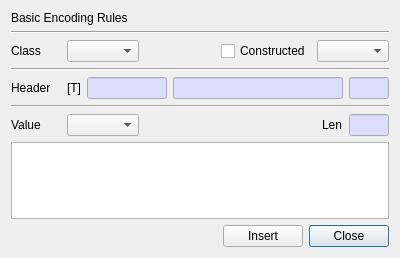
Old version of the form BerEditor/insert_ber_dlg.ui in the repository jykim74/BerEditor.
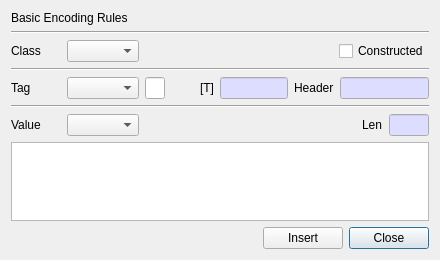
New version of the form.

Patch:
```diff
--- a/BerEditor/insert_ber_dlg.ui
+++ b/BerEditor/insert_ber_dlg.ui
@@ -6,8 +6,8 @@
    <rect>
     <x>0</x>
     <y>0</y>
-    <width>400</width>
-    <height>258</height>
+    <width>440</width>
+    <height>260</height>
    </rect>
   </property>
   <property name="windowTitle">
@@ -53,9 +53,6 @@
        </property>
       </widget>
      </item>
-     <item row="0" column="4">
-      <widget class="QComboBox" name="mPrimitiveCombo"/>
-     </item>
      <item row="0" column="2">
       <spacer name="horizontalSpacer_3">
        <property name="orientation">
@@ -81,7 +78,95 @@
    <item>
     <layout class="QGridLayout" name="gridLayout_3">
      <item row="0" column="2">
+      <widget class="QLineEdit" name="mNumText">
+       <property name="minimumSize">
+        <size>
+         <width>20</width>
+         <height>0</height>
+        </size>
+       </property>
+       <property name="maximumSize">
+        <size>
+         <width>20</width>
+         <height>16777215</height>
+        </size>
+       </property>
+       <property name="maxLength">
+        <number>2</number>
+       </property>
+      </widget>
+     </item>
+     <item row="0" column="7">
+      <widget class="QLineEdit" name="mHeaderText">
+       <property name="minimumSize">
+        <size>
+         <width>40</width>
+         <height>0</height>
+        </size>
+       </property>
+       <property name="maximumSize">
+        <size>
+         <width>100</width>
+         <height>16777215</height>
+        </size>
+       </property>
+       <property name="palette">
+        <palette>
+         <active>
+          <colorrole role="Base">
+           <brush brushstyle="SolidPattern">
+            <color alpha="255">
+             <red>221</red>
+             <green>221</green>
+             <blue>255</blue>
+            </color>
+           </brush>
+          </colorrole>
+         </active>
+         <inactive>
+          <colorrole role="Base">
+           <brush brushstyle="SolidPattern">
+            <color alpha="255">
+             <red>221</red>
+             <green>221</green>
+             <blue>255</blue>
+            </color>
+           </brush>
+          </colorrole>
+         </inactive>
+         <disabled>
+          <colorrole role="Base">
+           <brush brushstyle="SolidPattern">
+            <color alpha="255">
+             <red>240</red>
+             <green>240</green>
+             <blue>240</blue>
+            </color>
+           </brush>
+          </colorrole>
+         </disabled>
+        </palette>
+       </property>
+       <property name="readOnly">
+        <bool>true</bool>
+       </property>
+      </widget>
+     </item>
+     <item row="0" column="4">
+      <widget class="QLabel" name="label_6">
+       <property name="text">
+        <string>[T]</string>
+       </property>
+      </widget>
+     </item>
+     <item row="0" column="5">
       <widget class="QLineEdit" name="mTagText">
+       <property name="minimumSize">
+        <size>
+         <width>60</width>
+         <height>0</height>
+        </size>
+       </property>
        <property name="maximumSize">
         <size>
          <width>80</width>
@@ -112,17 +197,7 @@
            </brush>
           </colorrole>
          </inactive>
-         <disabled>
-          <colorrole role="Base">
-           <brush brushstyle="SolidPattern">
-            <color alpha="255">
-             <red>240</red>
-             <green>240</green>
-             <blue>240</blue>
-            </color>
-           </brush>
-          </colorrole>
-         </disabled>
+         <disabled/>
         </palette>
        </property>
        <property name="readOnly">
@@ -130,120 +205,42 @@
        </property>
       </widget>
      </item>
-     <item row="0" column="3">
-      <widget class="QLineEdit" name="mHeaderText">
-       <property name="palette">
-        <palette>
-         <active>
-          <colorrole role="Base">
-           <brush brushstyle="SolidPattern">
-            <color alpha="255">
-             <red>221</red>
-             <green>221</green>
-             <blue>255</blue>
-            </color>
-           </brush>
-          </colorrole>
-         </active>
-         <inactive>
-          <colorrole role="Base">
-           <brush brushstyle="SolidPattern">
-            <color alpha="255">
-             <red>221</red>
-             <green>221</green>
-             <blue>255</blue>
-            </color>
-           </brush>
-          </colorrole>
-         </inactive>
-         <disabled>
-          <colorrole role="Base">
-           <brush brushstyle="SolidPattern">
-            <color alpha="255">
-             <red>240</red>
-             <green>240</green>
-             <blue>240</blue>
-            </color>
-           </brush>
-          </colorrole>
-         </disabled>
-        </palette>
-       </property>
-       <property name="readOnly">
-        <bool>true</bool>
-       </property>
-      </widget>
+     <item row="0" column="1">
+      <widget class="QComboBox" name="mPrimitiveCombo"/>
      </item>
-     <item row="0" column="0">
+     <item row="0" column="6">
       <widget class="QLabel" name="label_3">
-       <property name="minimumSize">
-        <size>
-         <width>50</width>
-         <height>0</height>
-        </size>
-       </property>
        <property name="text">
         <string>Header</string>
        </property>
       </widget>
      </item>
-     <item row="0" column="4">
-      <widget class="QLineEdit" name="mHeaderLenText">
-       <property name="maximumSize">
+     <item row="0" column="0">
+      <widget class="QLabel" name="mTagLabel">
+       <property name="minimumSize">
         <size>
-         <width>40</width>
-         <height>16777215</height>
+         <width>50</width>
+         <height>0</height>
         </size>
        </property>
-       <property name="palette">
-        <palette>
-         <active>
-          <colorrole role="Base">
-           <brush brushstyle="SolidPattern">
-            <color alpha="255">
-             <red>221</red>
-             <green>221</green>
-             <blue>255</blue>
-            </color>
-           </brush>
-          </colorrole>
-         </active>
-         <inactive>
-          <colorrole role="Base">
-           <brush brushstyle="SolidPattern">
-            <color alpha="255">
-             <red>221</red>
-             <green>221</green>
-             <blue>255</blue>
-            </color>
-           </brush>
-          </colorrole>
-         </inactive>
-         <disabled>
-          <colorrole role="Base">
-           <brush brushstyle="SolidPattern">
-            <color alpha="255">
-             <red>240</red>
-             <green>240</green>
-             <blue>240</blue>
-            </color>
-           </brush>
-          </colorrole>
-         </disabled>
-        </palette>
-       </property>
-       <property name="readOnly">
-        <bool>true</bool>
-       </property>
-      </widget>
-     </item>
-     <item row="0" column="1">
-      <widget class="QLabel" name="label_6">
        <property name="text">
-        <string>[T]</string>
+        <string>Tag</string>
        </property>
       </widget>
      </item>
+     <item row="0" column="3">
+      <spacer name="horizontalSpacer_4">
+       <property name="orientation">
+        <enum>Qt::Horizontal</enum>
+       </property>
+       <property name="sizeHint" stdset="0">
+        <size>
+         <width>40</width>
+         <height>20</height>
+        </size>
+       </property>
+      </spacer>
+     </item>
     </layout>
    </item>
    <item>
```
Left out of the diff: 3 changed lines with no effect on the pictures.
